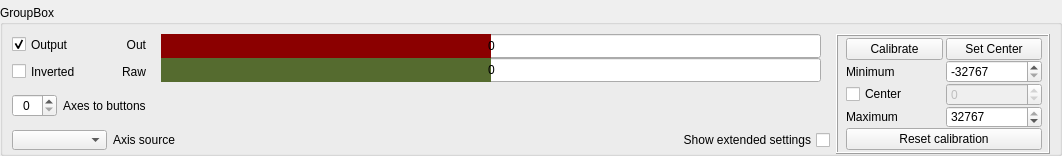
FreeJoy-Team/FreeJoyConfiguratorQt, file widgets/axes.ui: the form before one commit.
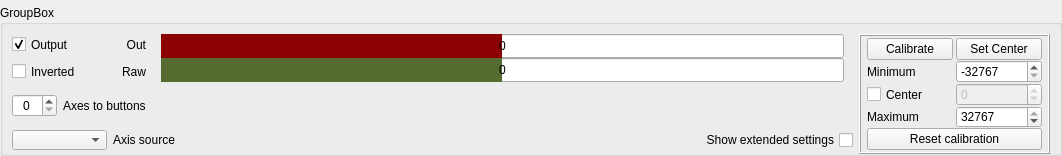
The form after the commit. Custom widgets are drawn as their Qt base class.

What changed in the file:
```diff
--- a/widgets/axes.ui
+++ b/widgets/axes.ui
@@ -46,7 +46,7 @@
      <property name="title">
       <string>GroupBox</string>
      </property>
-     <layout class="QGridLayout" name="gridLayout_2" rowstretch="1,0,0,0" columnstretch="0,0,0,0,6,2" columnminimumwidth="0,0,0,0,0,0">
+     <layout class="QGridLayout" name="gridLayout_2" rowstretch="1,0,0,0" columnstretch="0,0,0,0,7,2" columnminimumwidth="0,0,0,0,0,0">
       <property name="bottomMargin">
        <number>3</number>
       </property>
@@ -79,7 +79,7 @@
        <widget class="QFrame" name="frame_4">
         <property name="minimumSize">
          <size>
-          <width>0</width>
+          <width>155</width>
           <height>120</height>
          </size>
         </property>
@@ -91,7 +91,7 @@
         </property>
         <layout class="QGridLayout" name="gridLayout" columnstretch="0,0,0" columnminimumwidth="0,0,0">
          <property name="leftMargin">
-          <number>8</number>
+          <number>6</number>
          </property>
          <property name="topMargin">
           <number>2</number>
@@ -107,6 +107,12 @@
          </property>
          <item row="2" column="0">
           <widget class="QPushButton" name="pushButton_StartCalib">
+           <property name="sizePolicy">
+            <sizepolicy hsizetype="Minimum" vsizetype="Preferred">
+             <horstretch>0</horstretch>
+             <verstretch>0</verstretch>
+            </sizepolicy>
+           </property>
            <property name="text">
             <string>Calibrate</string>
            </property>
@@ -120,6 +126,12 @@
          </item>
          <item row="4" column="0">
           <widget class="QCheckBox" name="checkBox_Center">
+           <property name="sizePolicy">
+            <sizepolicy hsizetype="Minimum" vsizetype="Preferred">
+             <horstretch>0</horstretch>
+             <verstretch>0</verstretch>
+            </sizepolicy>
+           </property>
            <property name="text">
             <string>Center</string>
            </property>
@@ -127,6 +139,12 @@
          </item>
          <item row="3" column="0">
           <widget class="QLabel" name="text_minimum">
+           <property name="sizePolicy">
+            <sizepolicy hsizetype="Preferred" vsizetype="Preferred">
+             <horstretch>0</horstretch>
+             <verstretch>0</verstretch>
+            </sizepolicy>
+           </property>
            <property name="text">
             <string>Minimum</string>
            </property>
@@ -150,6 +168,12 @@
          </item>
          <item row="5" column="0">
           <widget class="QLabel" name="text_maximum">
+           <property name="sizePolicy">
+            <sizepolicy hsizetype="Preferred" vsizetype="Preferred">
+             <horstretch>0</horstretch>
+             <verstretch>0</verstretch>
+            </sizepolicy>
+           </property>
            <property name="text">
             <string>Maximum</string>
            </property>
@@ -157,6 +181,12 @@
          </item>
          <item row="2" column="2">
           <widget class="QPushButton" name="pushButton_SetCenter">
+           <property name="sizePolicy">
+            <sizepolicy hsizetype="Minimum" vsizetype="Preferred">
+             <horstretch>0</horstretch>
+             <verstretch>0</verstretch>
+            </sizepolicy>
+           </property>
            <property name="text">
             <string>Set Center</string>
            </property>
@@ -165,7 +195,7 @@
          <item row="3" column="2">
           <widget class="QSpinBox" name="spinBox_CalibMin">
            <property name="sizePolicy">
-            <sizepolicy hsizetype="Minimum" vsizetype="Fixed">
+            <sizepolicy hsizetype="Minimum" vsizetype="Preferred">
              <horstretch>0</horstretch>
              <verstretch>0</verstretch>
             </sizepolicy>
@@ -186,6 +216,12 @@
            <property name="enabled">
             <bool>false</bool>
            </property>
+           <property name="sizePolicy">
+            <sizepolicy hsizetype="Minimum" vsizetype="Preferred">
+             <horstretch>0</horstretch>
+             <verstretch>0</verstretch>
+            </sizepolicy>
+           </property>
            <property name="minimum">
             <number>-32767</number>
            </property>
@@ -196,6 +232,12 @@
          </item>
          <item row="5" column="2">
           <widget class="QSpinBox" name="spinBox_CalibMax">
+           <property name="sizePolicy">
+            <sizepolicy hsizetype="Minimum" vsizetype="Preferred">
+             <horstretch>0</horstretch>
+             <verstretch>0</verstretch>
+            </sizepolicy>
+           </property>
            <property name="minimum">
             <number>-32767</number>
            </property>
@@ -210,7 +252,7 @@
          <item row="6" column="0" colspan="3">
           <widget class="QPushButton" name="pushButton">
            <property name="sizePolicy">
-            <sizepolicy hsizetype="Minimum" vsizetype="Fixed">
+            <sizepolicy hsizetype="Minimum" vsizetype="Preferred">
              <horstretch>0</horstretch>
              <verstretch>0</verstretch>
             </sizepolicy>
```
